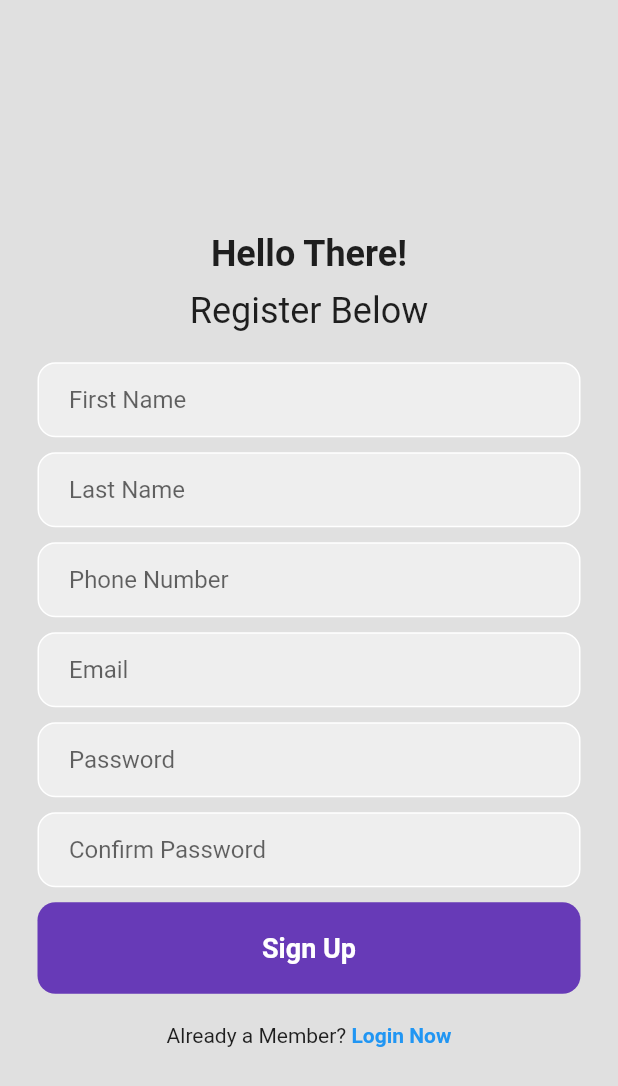
After one commit to orionprime254/hella, a Flutter app: the screen it shows after launch, after a tap on "Register Now", after a tap on "Sign Up", on a phone screen of 412 x 824 dp. The commit adds this screen. Shown: the top 1086 px of the screen. Run offline on Flutter 3.47's test engine with Material 2 defaults, Android fonts, the light colour scheme and no system bars; our stand-ins replace cloud_firestore, firebase_auth, firebase_core; accounts and stored records are empty; network calls fail.

Commit message:
able to register users,next is to create APIs for getting and posting data

```diff
--- /dev/null
+++ b/lib/auth_page.dart
@@ -0,0 +1,32 @@
+import 'package:flutter/material.dart';
+import 'package:hella/loginpage.dart';
+import 'package:hella/register_page.dart';
+
+class AuthPage extends StatefulWidget {
+  const AuthPage({super.key});
+
+  @override
+  State<AuthPage> createState() => _AuthPageState();
+}
+
+class _AuthPageState extends State<AuthPage> {
+  //initialy show the loginpage
+  bool showLoginPage = true;
+  void toggleScreens(){
+    setState(() {
+      showLoginPage= !showLoginPage;
+    });
+  }
+
+  @override
+  Widget build(BuildContext context) {
+    if (showLoginPage){
+      return LoginPage(showRegisterPage: toggleScreens);
+    }
+    else {
+      return
+      RegisterPage(showLoginPage: toggleScreens);
+    }
+
+  }
+}
--- a/lib/loginpage.dart
+++ b/lib/loginpage.dart
@@ -1,7 +1,12 @@
+import 'dart:ui';
+
+
 import 'package:firebase_auth/firebase_auth.dart';
 import 'package:flutter/material.dart ';
+
 class LoginPage extends StatefulWidget {
-  const LoginPage({Key? key}) : super(key: key);
+  final VoidCallback showRegisterPage;
+  const LoginPage({Key? key, required this.showRegisterPage}) : super(key: key);
 
   @override
   State<LoginPage> createState() => _LoginPageState();
@@ -12,16 +17,19 @@ class _LoginPageState extends State<LoginPage> {
   final _emailController = TextEditingController();
   final _passwordController = TextEditingController();
   Future signIn() async {
-    await FirebaseAuth.instance.signInWithEmailAndPassword(email: _emailController.text.trim(),
-     password: _passwordController.text.trim());
+    await FirebaseAuth.instance.signInWithEmailAndPassword(
+        email: _emailController.text.trim(),
+        password: _passwordController.text.trim());
   }
+
   @override
   void dispose() {
     _emailController.dispose();
     _passwordController.dispose();
-    // TODO: implement dispose
+
     super.dispose();
   }
+
   @override
   Widget build(BuildContext context) {
     return Scaffold(
@@ -32,12 +40,23 @@ class _LoginPageState extends State<LoginPage> {
             child: Column(
               mainAxisAlignment: MainAxisAlignment.center,
               children: [
-                SizedBox(height: 30,),
-                Text('Hello Again!'
-                ,style: TextStyle(fontWeight: FontWeight.bold,fontSize: 24),),
-                SizedBox(height: 10,),
-                Text('Welcome Again',style: TextStyle( fontSize: 24),),
-                SizedBox(height: 20,),
+                SizedBox(
+                  height: 30,
+                ),
+                Text(
+                  'Hello Again!',
+                  style: TextStyle(fontWeight: FontWeight.bold, fontSize: 24),
+                ),
+                SizedBox(
+                  height: 10,
+                ),
+                Text(
+                  'Welcome Again',
+                  style: TextStyle(fontSize: 24),
+                ),
+                SizedBox(
+                  height: 20,
+                ),
                 Padding(
                   padding: const EdgeInsets.symmetric(horizontal: 25.0),
                   child: Container(
@@ -45,22 +64,20 @@ class _LoginPageState extends State<LoginPage> {
                       color: Colors.grey[200],
                       border: Border.all(color: Colors.white),
                       borderRadius: BorderRadius.circular(12),
-
                     ),
                     child: Padding(
                       padding: const EdgeInsets.only(left: 20.0),
                       child: TextField(
                         controller: _emailController,
                         decoration: InputDecoration(
-                          border: InputBorder.none,
-                          hintText: 'Email'
-                        ),
+                            border: InputBorder.none, hintText: 'Email'),
                       ),
                     ),
-
                   ),
                 ),
-                SizedBox(height: 10,),
+                SizedBox(
+                  height: 10,
+                ),
                 Padding(
                   padding: const EdgeInsets.symmetric(horizontal: 25.0),
                   child: Container(
@@ -68,7 +85,6 @@ class _LoginPageState extends State<LoginPage> {
                       color: Colors.grey[200],
                       border: Border.all(color: Colors.white),
                       borderRadius: BorderRadius.circular(12),
-
                     ),
                     child: Padding(
                       padding: const EdgeInsets.only(left: 20.0),
@@ -76,35 +92,50 @@ class _LoginPageState extends State<LoginPage> {
                         controller: _passwordController,
                         obscureText: true,
                         decoration: InputDecoration(
-                            border: InputBorder.none,
-                            hintText: 'Password'
-                        ),
+                            border: InputBorder.none, hintText: 'Password'),
                       ),
                     ),
-
                   ),
                 ),
-                SizedBox(height: 10,),
+                SizedBox(
+                  height: 10,
+                ),
                 Padding(
                   padding: const EdgeInsets.symmetric(horizontal: 25.0),
                   child: GestureDetector(
                     onTap: signIn,
                     child: Container(
                       padding: EdgeInsets.all(20),
-                      decoration: BoxDecoration(color: Colors.deepPurple,borderRadius: BorderRadius.circular(12)),
-
+                      decoration: BoxDecoration(
+                          color: Colors.deepPurple,
+                          borderRadius: BorderRadius.circular(12)),
                       child: Center(
-                        child: Text('Sign In',style: TextStyle(color: Colors.white,fontWeight: FontWeight.bold,fontSize: 18),),
+                        child: Text(
+                          'Sign In',
+                          style: TextStyle(
+                              color: Colors.white,
+                              fontWeight: FontWeight.bold,
+                              fontSize: 18),
+                        ),
                       ),
                     ),
                   ),
                 ),
-                SizedBox(height: 20,),
+                SizedBox(
+                  height: 20,
+                ),
                 Row(
                   mainAxisAlignment: MainAxisAlignment.center,
                   children: [
                     Text('Not a Member?'),
-                    Text(' Register Now',style: TextStyle(color: Colors.blue,fontWeight: FontWeight.bold),),
+                    GestureDetector(
+                      onTap: widget.showRegisterPage,
+                        child: Text(
+
+                      ' Register Now',
+                      style: TextStyle(
+                          color: Colors.blue, fontWeight: FontWeight.bold),
+                    )),
                   ],
                 ),
               ],
--- a/lib/main_page.dart
+++ b/lib/main_page.dart
@@ -1,10 +1,11 @@
 import 'package:firebase_auth/firebase_auth.dart';
 import 'package:flutter/material.dart';
+import 'package:hella/auth_page.dart';
 import 'package:hella/homepage.dart';
 import 'package:hella/loginpage.dart';
 
 class MainPage extends StatelessWidget {
-  const MainPage({super.key});
+  const MainPage({Key? key}):super(key:key);
 
   @override
   Widget build(BuildContext context) {
@@ -16,7 +17,7 @@ class MainPage extends StatelessWidget {
             return HomePage();
             }
             else {
-              return LoginPage();
+              return AuthPage();
             }
         },
       )
--- /dev/null
+++ b/lib/register_page.dart
@@ -0,0 +1,272 @@
+import 'dart:ui';
+import 'package:cloud_firestore/cloud_firestore.dart';
+import 'package:firebase_auth/firebase_auth.dart';
+import 'package:flutter/material.dart';
+
+class RegisterPage extends StatefulWidget {
+  final VoidCallback showLoginPage;
+
+  const RegisterPage({
+    Key? key,
+    required this.showLoginPage,
+  }) : super(key: key);
+
+  @override
+  State<RegisterPage> createState() => _RegisterPageState();
+}
+
+class _RegisterPageState extends State<RegisterPage> {
+  final _emailController = TextEditingController();
+  final _passwordController = TextEditingController();
+  final _confirmPasswordController = TextEditingController();
+  final _firstNameController = TextEditingController();
+  final _lastNameController = TextEditingController();
+  final _phoneNumberController = TextEditingController();
+
+  @override
+  void dispose() {
+    _emailController.dispose();
+    _passwordController.dispose();
+    _confirmPasswordController.dispose();
+    _firstNameController.dispose();
+    _lastNameController.dispose();
+    _phoneNumberController.dispose();
+
+    // TODO: implement dispose
+    super.dispose();
+  }
+
+  Future signUp() async {
+    if (passwordConfirmed()) {
+      await FirebaseAuth.instance.createUserWithEmailAndPassword(
+          email: _emailController.text.trim(),
+          password: _passwordController.text.trim());
+      // add user details
+      addUserDetails(_firstNameController.text.trim(),
+        _lastNameController.text.trim(),
+        int.parse(        _phoneNumberController.text.trim(),
+        ),
+        _emailController.text.trim(),
+        );
+
+    }
+  }
+  Future addUserDetails(String firstName,String lastName,int phoneNumber,String email,) async{
+    await FirebaseFirestore.instance.collection('users').add({
+      'first name': firstName,
+      'last name': lastName,
+      'phone number': phoneNumber,
+      'email': email,
+    });
+  }
+
+  bool passwordConfirmed() {
+    if (_passwordController.text.trim() ==
+        _confirmPasswordController.text.trim()) {
+      return true;
+    } else {
+      return false;
+    }
+  }
+
+  @override
+  Widget build(BuildContext context) {
+    return Scaffold(
+      backgroundColor: Colors.grey[300],
+      body: SafeArea(
+        child: Center(
+          child: SingleChildScrollView(
+            child: Column(
+              mainAxisAlignment: MainAxisAlignment.center,
+              children: [
+                SizedBox(
+                  height: 30,
+                ),
+                Text(
+                  'Hello There!',
+                  style: TextStyle(fontWeight: FontWeight.bold, fontSize: 24),
+                ),
+                SizedBox(
+                  height: 10,
+                ),
+                Text(
+                  'Register Below',
+                  style: TextStyle(fontSize: 24),
+                ),
+                SizedBox(
+                  height: 20,
+                ),
+                Padding(
+                  padding: const EdgeInsets.symmetric(horizontal: 25.0),
+                  child: Container(
+                    decoration: BoxDecoration(
+                      color: Colors.grey[200],
+                      border: Border.all(color: Colors.white),
+                      borderRadius: BorderRadius.circular(12),
+                    ),
+                    child: Padding(
+                      padding: const EdgeInsets.only(left: 20.0),
+                      child: TextField(
+                        controller: _firstNameController,
+                        decoration: InputDecoration(
+                            border: InputBorder.none, hintText: 'First Name'),
+                      ),
+                    ),
+                  ),
+                ),
+                SizedBox(
+                  height: 10,
+                ),
+                Padding(
+                  padding: const EdgeInsets.symmetric(horizontal: 25.0),
+                  child: Container(
+                    decoration: BoxDecoration(
+                      color: Colors.grey[200],
+                      border: Border.all(color: Colors.white),
+                      borderRadius: BorderRadius.circular(12),
+                    ),
+                    child: Padding(
+                      padding: const EdgeInsets.only(left: 20.0),
+                      child: TextField(
+                        controller: _lastNameController,
+                        decoration: InputDecoration(
+                            border: InputBorder.none, hintText: 'Last Name'),
+                      ),
+                    ),
+                  ),
+                ),
+                SizedBox(
+                  height: 10,
+                ),
+                Padding(
+                  padding: const EdgeInsets.symmetric(horizontal: 25.0),
+                  child: Container(
+                    decoration: BoxDecoration(
+                      color: Colors.grey[200],
+                      border: Border.all(color: Colors.white),
+                      borderRadius: BorderRadius.circular(12),
+                    ),
+                    child: Padding(
+                      padding: const EdgeInsets.only(left: 20.0),
+                      child: TextField(
+                        controller: _phoneNumberController,
+                        decoration: InputDecoration(
+                            border: InputBorder.none, hintText: 'Phone Number'),
+                      ),
+                    ),
+                  ),
+                ),
+                SizedBox(
+                  height: 10,
+                ),
+                Padding(
+                  padding: const EdgeInsets.symmetric(horizontal: 25.0),
+                  child: Container(
+                    decoration: BoxDecoration(
+                      color: Colors.grey[200],
+                      border: Border.all(color: Colors.white),
+                      borderRadius: BorderRadius.circular(12),
+                    ),
+                    child: Padding(
+                      padding: const EdgeInsets.only(left: 20.0),
+                      child: TextField(
+                        controller: _emailController,
+                        decoration: InputDecoration(
+                            border: InputBorder.none, hintText: 'Email'),
+                      ),
+                    ),
+                  ),
+                ),
+                SizedBox(
+                  height: 10,
+                ),
+                Padding(
+                  padding: const EdgeInsets.symmetric(horizontal: 25.0),
+                  child: Container(
+                    decoration: BoxDecoration(
+                      color: Colors.grey[200],
+                      border: Border.all(color: Colors.white),
+                      borderRadius: BorderRadius.circular(12),
+                    ),
+                    child: Padding(
+                      padding: const EdgeInsets.only(left: 20.0),
+                      child: TextField(
+                        controller: _passwordController,
+                        obscureText: true,
+                        decoration: InputDecoration(
+                            border: InputBorder.none, hintText: 'Password'),
+                      ),
+                    ),
+                  ),
+                ),
+                SizedBox(
+                  height: 10,
+                ),
+                Padding(
+                  padding: const EdgeInsets.symmetric(horizontal: 25.0),
+                  child: Container(
+                    decoration: BoxDecoration(
+                      color: Colors.grey[200],
+                      border: Border.all(color: Colors.white),
+                      borderRadius: BorderRadius.circular(12),
+                    ),
+                    child: Padding(
+                      padding: const EdgeInsets.only(left: 20.0),
+                      child: TextField(
+                        controller: _confirmPasswordController,
+                        obscureText: true,
+                        decoration: InputDecoration(
+                            border: InputBorder.none,
+                            hintText: 'Confirm Password'),
+                      ),
+                    ),
+                  ),
+                ),
+                SizedBox(
+                  height: 10,
+                ),
+                Padding(
+                  padding: const EdgeInsets.symmetric(horizontal: 25.0),
+                  child: GestureDetector(
+                    onTap: signUp,
+                    child: Container(
+                      padding: EdgeInsets.all(20),
+                      decoration: BoxDecoration(
+                          color: Colors.deepPurple,
+                          borderRadius: BorderRadius.circular(12)),
+                      child: Center(
+                        child: Text(
+                          'Sign Up',
+                          style: TextStyle(
+                              color: Colors.white,
+                              fontWeight: FontWeight.bold,
+                              fontSize: 18),
+                        ),
+                      ),
+                    ),
+                  ),
+                ),
+                SizedBox(
+                  height: 20,
+                ),
+                Row(
+                  mainAxisAlignment: MainAxisAlignment.center,
+                  children: [
+                    Text('Already a Member?'),
+                    GestureDetector(
+                        onTap: widget.showLoginPage,
+                        child: Text(
+                          ' Login Now',
+                          style: TextStyle(
+                              color: Colors.blue, fontWeight: FontWeight.bold),
+                        )),
+                  ],
+                ),
+              ],
+            ),
+          ),
+        ),
+      ),
+    );
+  }
+}
```
